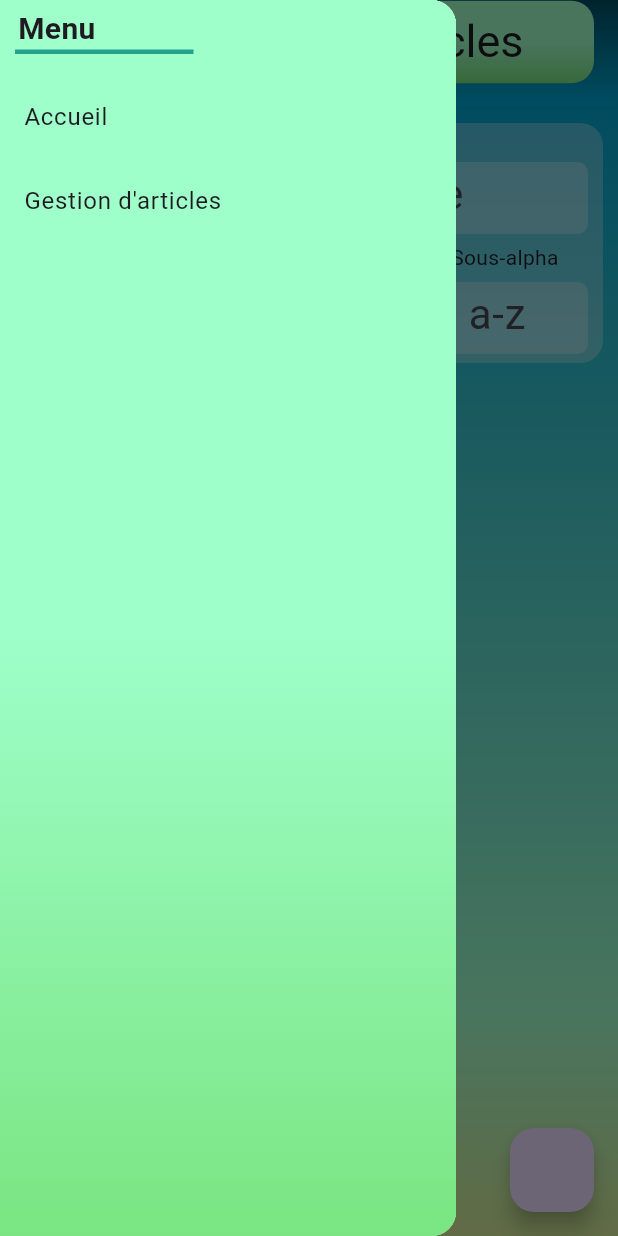
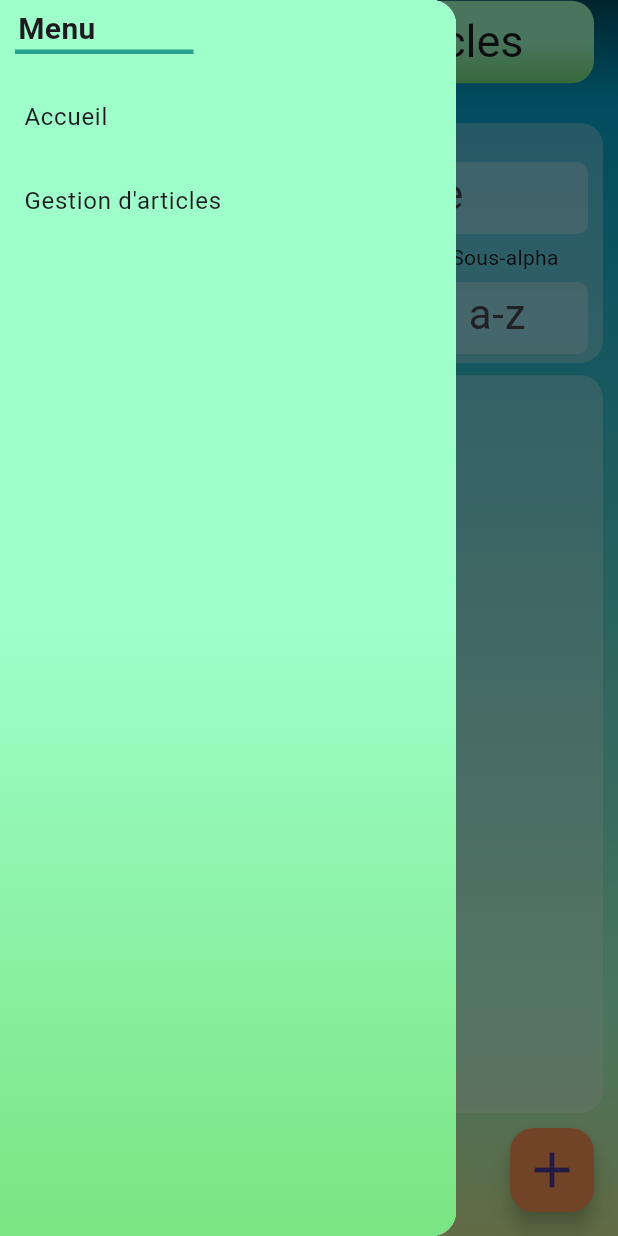
Before and after one commit to Droledami/ti_quai, a Flutter app: the ArticleSearchPage screen opened by its route, with the side drawer open, on a phone screen of 412 x 824 dp. Run offline on Flutter 3.47's test engine with Material 3 defaults, Android fonts, the phone set to English and light mode, and no system bars; our stand-ins replace cloud_firestore, firebase_core, flutter_bloc; accounts and stored records are empty.

Commit message:
Articles requested on firestore are now ordered Search fully implemented with UI. slight tweaks on navigation to manage the stack (drawer being opened counts as being on the stack)

```diff
--- a/lib/blocs/article/article_bloc.dart
+++ b/lib/blocs/article/article_bloc.dart
@@ -14,6 +14,7 @@ class ArticleBloc extends Bloc<ArticleEvent, ArticleState>{
         final articles = await _firestoreService.getArticles().first;
         emit(ArticleLoaded(articles));
       }catch(e){
+        print(e);
         emit(ArticleError("Failed to load articles: $e"));
       }
     });
--- a/lib/custom_widgets/EntryBox.dart
+++ b/lib/custom_widgets/EntryBox.dart
@@ -24,7 +24,7 @@ class EntryBox extends StatelessWidget {
       this.marginBottom = 6});
 
   final int maxLength;
-  final OrderEntry orderEntryType;
+  final QuaiEntry orderEntryType;
   final String placeholder;
 
   final int flex;
--- a/lib/custom_widgets/OrderHeader.dart
+++ b/lib/custom_widgets/OrderHeader.dart
@@ -76,7 +76,7 @@ class OrderHeader extends StatelessWidget {
                           marginTop: 7,
                           marginRight: 20,
                           textEditingController: textEditingController!,
-                          orderEntryType: OrderEntry.tableNumber,
+                          orderEntryType: QuaiEntry.tableNumber,
                           maxLength: 2,
                           placeholder: "n°",
                         );
--- a/lib/custom_widgets/QuaiDrawer.dart
+++ b/lib/custom_widgets/QuaiDrawer.dart
@@ -41,12 +41,17 @@ class QuaiDrawer extends StatelessWidget {
             ListTile(
               title: const Text("Accueil"),
               onTap: () {
+                //Pop twice because drawer being opened counts as being on the stack
+                Navigator.pop(context);
+                Navigator.pop(context);
                 Navigator.pushNamed(context, "/home");
               },
             ),
             ListTile(
               title: const Text("Gestion d'articles"),
               onTap: () {
+                Navigator.pop(context);
+                Navigator.pop(context);
                 Navigator.pushNamed(context, "/articles");
               },
             ),
--- /dev/null
+++ b/lib/custom_widgets/SearchArticleWindow.dart
@@ -0,0 +1,116 @@
+import 'package:flutter/material.dart';
+
+import '../enums/EntryType.dart';
+import '../models/SearchContent.dart';
+import '../theme.dart';
+import 'EntryBox.dart';
+
+class SearchArticleWindow extends StatefulWidget {
+  const SearchArticleWindow({super.key, required this.onSearchChanged, required this.searchContent});
+
+
+  final Function(SearchContent) onSearchChanged;
+  final SearchContent searchContent;
+  @override
+  State<SearchArticleWindow> createState() => _SearchArticleWindowState();
+}
+
+class _SearchArticleWindowState extends State<SearchArticleWindow> {
+
+  TextEditingController _nameSearchController = TextEditingController();
+  TextEditingController _alphaSearchController = TextEditingController();
+  TextEditingController _numberSearchController = TextEditingController();
+  TextEditingController _subAlphaSearchController = TextEditingController();
+
+  @override
+  void initState() {
+    _nameSearchController.addListener(() {
+      widget.searchContent.name = _nameSearchController.text;
+      widget.onSearchChanged(widget.searchContent);
+    });
+    _alphaSearchController.addListener(() {
+      String alpha = _alphaSearchController.text.toUpperCase();
+      if(RegExp(r"^[A-Za-z]?$").hasMatch(alpha)){
+        _alphaSearchController.value = _alphaSearchController.value.copyWith(text: alpha);
+        widget.searchContent.alpha = alpha;
+      }else{
+        _alphaSearchController.text = "";
+        widget.searchContent.alpha = "";
+      }
+      widget.onSearchChanged(widget.searchContent);
+    });
+    _numberSearchController.addListener(() {
+      String number = _numberSearchController.text;
+      if(RegExp(r"^[0-9]*$").hasMatch(number)){
+        widget.searchContent.number = number;
+        _numberSearchController.value = _numberSearchController.value.copyWith(
+            text: number, selection: TextSelection(baseOffset: number.length, extentOffset: number.length)
+        );
+      }else if (number.isNotEmpty){
+        String previousValue = number.substring(0, number.length-1);
+        _numberSearchController.value = _numberSearchController.value.copyWith(
+            text: previousValue, selection: TextSelection(baseOffset: previousValue.length, extentOffset: previousValue.length)
+        );
+      }
+      widget.onSearchChanged(widget.searchContent);
+    });
+    _subAlphaSearchController.addListener(() {
+      String subAlpha = _subAlphaSearchController.text.toLowerCase();
+      if(RegExp(r"^[A-Za-z]$").hasMatch(subAlpha)){
+        _subAlphaSearchController.value = _subAlphaSearchController.value.copyWith(text: subAlpha);
+        widget.searchContent.subAlpha = subAlpha;
+      }else{
+        _subAlphaSearchController.text = "";
+        widget.searchContent.subAlpha = "";
+      }
+      widget.onSearchChanged(widget.searchContent);
+    });
+    super.initState();
+  }
+
+  @override
+  void dispose() {
+    _nameSearchController.dispose();
+    _alphaSearchController.dispose();
+    _numberSearchController.dispose();
+    _subAlphaSearchController.dispose();
+    super.dispose();
+  }
+
+  @override
+  Widget build(BuildContext context) {
+    final customColors = Theme.of(context).extension<CustomColors>()!;
+    return Padding(
+      padding: const EdgeInsets.only(left:10, right: 10),
+      child: Container(
+        decoration: BoxDecoration(
+            color: customColors.cardQuarterTransparency!,
+            borderRadius: BorderRadius.circular(15)
+        ),
+        child: Column(
+          crossAxisAlignment: CrossAxisAlignment.center,
+          children: [
+            Text("Recherche d'articles", textAlign: TextAlign.center,),
+            Row(
+              children: [
+                EntryBox(orderEntryType: QuaiEntry.text, maxLength: 50, placeholder: "Nom d'un article", textEditingController: _nameSearchController, marginRight: 10, marginLeft: 5,),
+              ],
+            ),
+            Row(
+              children: ["Alphabet","Numéro","Sous-alpha"].map((headerText){
+                return Expanded(child: Text(headerText,textAlign: TextAlign.center,));
+              }).toList(),
+            ),
+            Row(
+              children: [
+                EntryBox(orderEntryType: QuaiEntry.alpha, maxLength: 1, placeholder: "A-Z", textEditingController: _alphaSearchController, marginLeft: 10,),
+                EntryBox(orderEntryType: QuaiEntry.number, maxLength: 3, placeholder: "N°", textEditingController: _numberSearchController, marginLeft: 5, marginRight: 5,),
+                EntryBox(orderEntryType: QuaiEntry.subAlpha, maxLength: 1, placeholder: "a-z", textEditingController: _subAlphaSearchController, marginRight: 10,)
+              ],
+            ),
+          ],
+        ),
+      ),
+    );
+  }
+}
--- a/lib/enums/EntryType.dart
+++ b/lib/enums/EntryType.dart
@@ -1,3 +1,3 @@
-enum OrderEntry{
+enum QuaiEntry{
   alpha, number, subAlpha, quantity, tableNumber, price, text
 }
--- a/lib/firestore/firestore_service.dart
+++ b/lib/firestore/firestore_service.dart
@@ -165,7 +165,7 @@ class FirestoreService {
       FirebaseFirestore.instance.collection("Article");
 
   Stream<List<Article>> getArticles() {
-    return _articleCollection.snapshots().map((snapshot) {
+    return _articleCollection.orderBy("alpha").orderBy("number").orderBy("subAlpha").snapshots().map((snapshot) {
       return snapshot.docs.map((doc) {
         Map<String, dynamic> data = doc.data() as Map<String, dynamic>;
 
--- a/lib/main.dart
+++ b/lib/main.dart
@@ -15,9 +15,12 @@ import 'blocs/article/article_bloc.dart';
 import 'custom_materials/BeachGradientDecoration.dart';
 import 'blocs/order/order_bloc.dart';
 import 'blocs/order/order_states.dart';
+import 'custom_widgets/ArticleListTile.dart';
 import 'custom_widgets/MenuButton.dart';
 import 'custom_widgets/QuaiDrawer.dart';
+import 'custom_widgets/QuaiTextContainer.dart';
 import 'custom_widgets/ScrollableOrderList.dart';
+import 'custom_widgets/SearchArticleWindow.dart';
 import 'custom_widgets/TitleHeader.dart';
 import 'custom_widgets/OrderToEditOrAdd.dart';
 import 'firebase_options.dart';
@@ -325,7 +328,7 @@ class _ArticleSearchPageState extends State<ArticleSearchPage> {
             mainAxisSize: MainAxisSize.min,
             children: [
               Flexible(flex: 2,child: SizedBox.shrink()),
-              SearchArticleForm(
+              SearchArticleWindow(
                 searchContent: searchContent,
                 onSearchChanged: (newSearchContent){
                   setState(() {
@@ -337,6 +340,8 @@ class _ArticleSearchPageState extends State<ArticleSearchPage> {
               SizedBox(height: MediaQuery.of(context).size.height * 0.01,),
               Flexible(
                 flex: 6,
+                child: Padding(
+                  padding: const EdgeInsets.only(left: 10, right: 10),
                   child: Container(
                     decoration: BoxDecoration(
                       color: customColors.cardQuarterTransparency!,
@@ -351,9 +356,9 @@ class _ArticleSearchPageState extends State<ArticleSearchPage> {
                         }else{
                           articlesSearch = state.getArticlesBySearch(searchContent: searchContent);
                         }
-                      return Column(
-                        children: articlesSearch.map((e) => Text(e.name)).toList(),
-                      );
+                        return ListView.builder(padding: EdgeInsets.zero, itemCount: articlesSearch.length, itemBuilder: (context, index){
+                          return ArticleListTile(articleToDisplay: articlesSearch[index]);
+                        });
                       }else if (state is ArticleError){
                         return Text(state.errorMessage);
                       }else if (state is ArticleOperationSuccess){
@@ -365,125 +370,22 @@ class _ArticleSearchPageState extends State<ArticleSearchPage> {
                     }),
                   ),
                 ),
+              ),
             ],
           ),
         ),
         floatingActionButton: FloatingActionButton(
           onPressed: () {
-            print("Add article");
+            print("Navigate to add Article Page");
+            //TODO: Navigate to add article page
           },
+          backgroundColor: customColors.secondary!,
+          child: const Icon(
+            Icons.add,
+            size: 40,
+          ),
         ),
       ),
     );
   }
 }
-
-class SearchArticleForm extends StatefulWidget {
-  const SearchArticleForm({super.key, required this.onSearchChanged, required this.searchContent});
-
-
-  final Function(SearchContent) onSearchChanged;
-  final SearchContent searchContent;
-  @override
-  State<SearchArticleForm> createState() => _SearchArticleFormState();
-}
-
-class _SearchArticleFormState extends State<SearchArticleForm> {
-
-  TextEditingController _nameSearchController = TextEditingController();
-  TextEditingController _alphaSearchController = TextEditingController();
-  TextEditingController _numberSearchController = TextEditingController();
-  TextEditingController _subAlphaSearchController = TextEditingController();
-
-  @override
-  void initState() {
-    _nameSearchController.addListener(() {
-      widget.searchContent.name = _nameSearchController.text;
-      widget.onSearchChanged(widget.searchContent);
-    });
-    _alphaSearchController.addListener(() {
-      String alpha = _alphaSearchController.text.toUpperCase();
-      if(RegExp(r"^[A-Za-z]?$").hasMatch(alpha)){
-        _alphaSearchController.value = _alphaSearchController.value.copyWith(text: alpha);
-        widget.searchContent.alpha = alpha;
-      }else{
-        _alphaSearchController.text = "";
-        widget.searchContent.alpha = "";
-      }
-      widget.onSearchChanged(widget.searchContent);
-    });
-    _numberSearchController.addListener(() {
-      String number = _numberSearchController.text;
-      if(RegExp(r"^[0-9]*$").hasMatch(number)){
-        widget.searchContent.number = number;
-        _numberSearchController.value = _numberSearchController.value.copyWith(
-          text: number, selection: TextSelection(baseOffset: number.length, extentOffset: number.length)
-        );
-      }else if (number.isNotEmpty){
-        String previousValue = number.substring(0, number.length-1);
-        _numberSearchController.value = _numberSearchController.value.copyWith(
-          text: previousValue, selection: TextSelection(baseOffset: previousValue.length, extentOffset: previousValue.length)
-        );
-      }
-      widget.onSearchChanged(widget.searchContent);
-    });
-    _subAlphaSearchController.addListener(() {
-      String subAlpha = _subAlphaSearchController.text.toLowerCase();
-      if(RegExp(r"^[A-Za-z]$").hasMatch(subAlpha)){
-        _subAlphaSearchController.value = _subAlphaSearchController.value.copyWith(text: subAlpha);
-        widget.searchContent.subAlpha = subAlpha;
-      }else{
-        _subAlphaSearchController.text = "";
-        widget.searchContent.subAlpha = "";
-      }
-      widget.onSearchChanged(widget.searchContent);
-    });
-    super.initState();
-  }
-
-  @override
-  void dispose() {
-    _nameSearchController.dispose();
-    _alphaSearchController.dispose();
-    _numberSearchController.dispose();
-    _subAlphaSearchController.dispose();
-    super.dispose();
-  }
-
-  @override
-  Widget build(BuildContext context) {
-    final customColors = Theme.of(context).extension<CustomColors>()!;
-    return Padding(
-      padding: const EdgeInsets.only(left:10, right: 10),
-      child: Container(
-        decoration: BoxDecoration(
-          color: customColors.cardQuarterTransparency!,
-          borderRadius: BorderRadius.circular(15)
-        ),
-        child: Column(
-          crossAxisAlignment: CrossAxisAlignment.center,
-          children: [
-            Text("Recherche d'articles", textAlign: TextAlign.center,),
-            Row(
-              children: [
-                EntryBox(orderEntryType: OrderEntry.text, maxLength: 50, placeholder: "Nom d'un article", textEditingController: _nameSearchController, marginRight: 10, marginLeft: 5,),
-              ],
-            ),
-            Row(
-              children: ["Alphabet","Numéro","Sous-alpha"].map((headerText){
-                return Expanded(child: Text(headerText,textAlign: TextAlign.center,));
-              }).toList(),
-            ),
-            Row(
-              children: [
-                EntryBox(orderEntryType: OrderEntry.alpha, maxLength: 1, placeholder: "A-Z", textEditingController: _alphaSearchController, marginLeft: 10,),
-                EntryBox(orderEntryType: OrderEntry.number, maxLength: 3, placeholder: "N°", textEditingController: _numberSearchController, marginLeft: 5, marginRight: 5,),
-                EntryBox(orderEntryType: OrderEntry.subAlpha, maxLength: 1, placeholder: "a-z", textEditingController: _subAlphaSearchController, marginRight: 10,)
-              ],
-            ),
-          ],
-        ),
-      ),
-    );
-  }
-}
```
Also changed, not shown: lib/custom_widgets/ArticleListTile.dart (added, +41 -0 lines), lib/custom_widgets/OrderToEditOrAdd.dart (+12 -12 lines), lib/custom_widgets/QuaiTextContainer.dart (added, +41 -0 lines), lib/functions/functions.dart (+11 -11 lines). Lines whose indentation alone changed are shown as unchanged.
